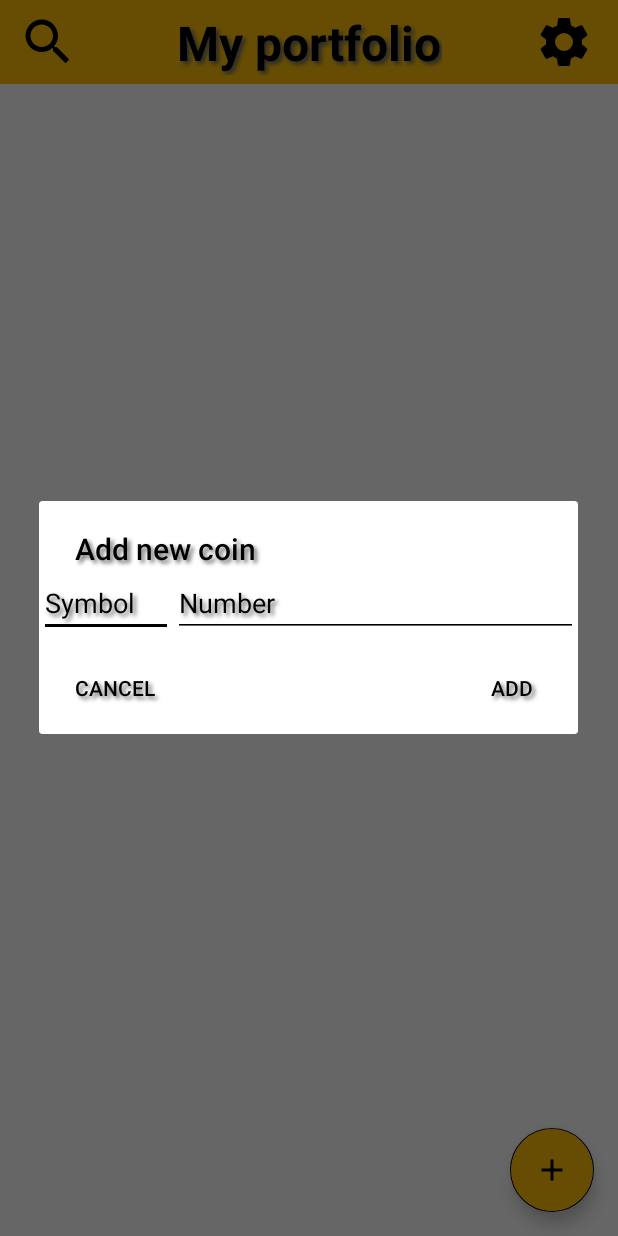
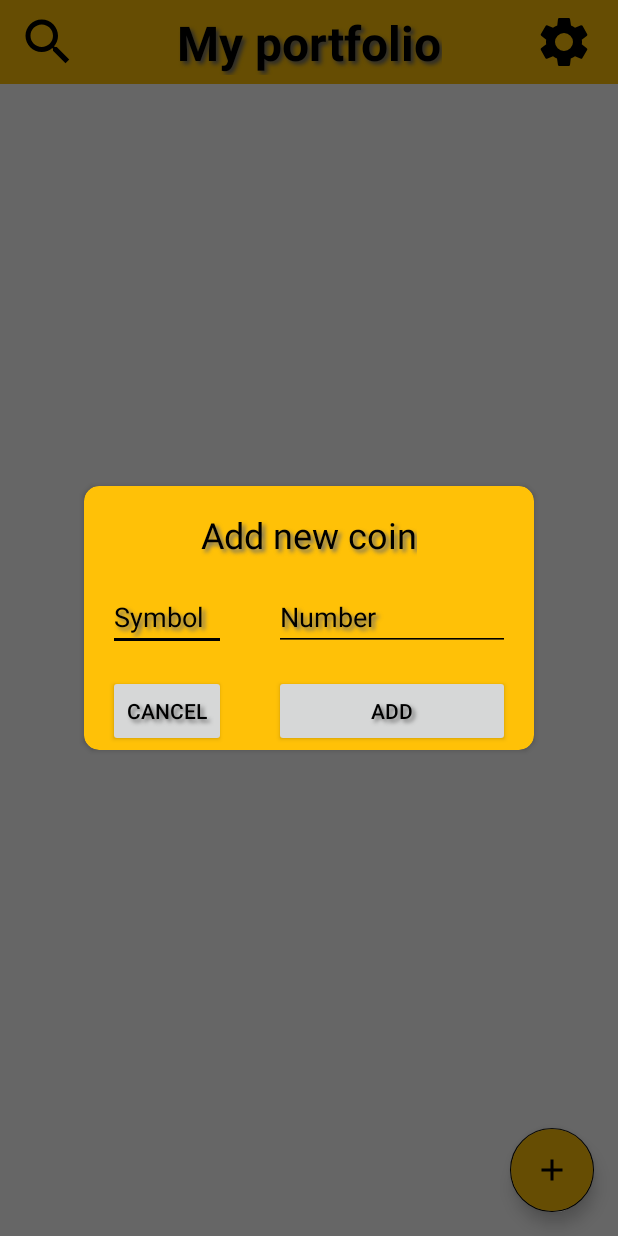
Before and after one commit to VladislavBY/CryptoPortfolio, an Android app: the screen it shows after launch (MainActivity), after a tap on an icon or button, on a phone screen of 412 x 824 dp. Run offline under Robolectric (Android 15) with nearby library versions, the phone set to English and light mode, and no system bars; our stand-ins replace Room's generated code, RxJava; network calls fail; pictures from the network do not load.

Commit message:
custom add coin dialog is ready

```diff
--- a/app/src/main/java/by/popkov/cryptoportfolio/add_new_coin_dialog_fragment/AddNewCoinDialogFragment.java
+++ b/app/src/main/java/by/popkov/cryptoportfolio/add_new_coin_dialog_fragment/AddNewCoinDialogFragment.java
@@ -2,14 +2,14 @@ package by.popkov.cryptoportfolio.add_new_coin_dialog_fragment;
 
 import android.app.Dialog;
 import android.content.Context;
+import android.graphics.Color;
+import android.graphics.drawable.ColorDrawable;
 import android.os.Bundle;
-import android.view.LayoutInflater;
-import android.view.View;
+import android.view.Window;
 import android.widget.EditText;
 
 import androidx.annotation.NonNull;
 import androidx.annotation.Nullable;
-import androidx.appcompat.app.AlertDialog;
 import androidx.fragment.app.DialogFragment;
 import androidx.lifecycle.ViewModelProvider;
 
@@ -31,8 +31,8 @@ public class AddNewCoinDialogFragment extends DialogFragment {
 
     @Override
     public void onAttach(@NonNull Context context) {
+        super.onAttach(context);
         this.context = context;
-        super.onAttach(context);
     }
 
     @NonNull
@@ -52,21 +52,30 @@ public class AddNewCoinDialogFragment extends DialogFragment {
 
     @NotNull
     private Dialog makeDialog() {
-        View view = LayoutInflater.from(context).inflate(R.layout.dialog_fragment_add_coin, null, false);
-        EditText coinSymbol = view.findViewById(R.id.coinSymbol);
-        EditText coinNumber = view.findViewById(R.id.coinNumber);
-        return new AlertDialog.Builder(context)
-                .setView(view)
-                .setTitle(R.string.add_dialog_title)
-                .setPositiveButton(R.string.add_button, (dialog, which) ->
-                        onPositiveButtonClick(coinSymbol.getText().toString(),
-                                coinNumber.getText().toString()))
-                .setNeutralButton(R.string.cancel_button, (dialog, which) -> {
-                })
-                .create();
+        Dialog customDialog = new Dialog(context);
+        customDialog.setContentView(R.layout.dialog_fragment_custom_add_coin);
+        EditText coinSymbolEditText = customDialog.findViewById(R.id.coinSymbolEditText);
+        EditText coinNumberEditText = customDialog.findViewById(R.id.coinNumberEditText);
+        customDialog.findViewById(R.id.addBtn).setOnClickListener(v -> {
+            saveNewCoin(coinSymbolEditText.getText().toString(), coinNumberEditText.getText().toString());
+            customDialog.dismiss();
+        });
+        customDialog.findViewById(R.id.cancelBtn).setOnClickListener(v -> customDialog.dismiss());
+        Window window = customDialog.getWindow();
+        if (window != null) {
+            window.setBackgroundDrawable(new ColorDrawable(Color.TRANSPARENT));
+        }
+
+        return customDialog;
     }
 
-    private void onPositiveButtonClick(String symbol, String number) {
+    private void saveNewCoin(String symbol, String number) {
         addNewCoinDialogFragmentViewModel.saveCoin(symbol, number);
     }
+
+    @Override
+    public void onDetach() {
+        super.onDetach();
+        context = null;
+    }
 }
--- a/app/src/main/res/layout/dialog_fragment_custom_add_coin.xml
+++ b/app/src/main/res/layout/dialog_fragment_custom_add_coin.xml
@@ -1,16 +1,12 @@
 <?xml version="1.0" encoding="utf-8"?>
-<FrameLayout xmlns:android="http://schemas.android.com/apk/res/android"
+
+<androidx.cardview.widget.CardView xmlns:android="http://schemas.android.com/apk/res/android"
     xmlns:app="http://schemas.android.com/apk/res-auto"
-    android:layout_width="match_parent"
-    android:layout_height="match_parent">
-
-    <androidx.cardview.widget.CardView
-        android:layout_width="match_parent"
-        android:layout_height="wrap_content"
+    android:layout_width="300dp"
+    android:layout_height="176dp"
     android:layout_gravity="center"
     android:layout_margin="@dimen/defaultMargin"
-        android:backgroundTint="@color/yellow"
-        app:cardCornerRadius="10dp">
+    style="@style/CustomDialog">
 
     <androidx.constraintlayout.widget.ConstraintLayout
         android:layout_width="match_parent"
@@ -24,7 +20,8 @@
             android:text="@string/add_dialog_title"
             app:layout_constraintEnd_toEndOf="parent"
             app:layout_constraintStart_toStartOf="parent"
-                app:layout_constraintTop_toTopOf="parent" />
+            app:layout_constraintTop_toTopOf="parent"
+            style="@style/CustomDialog.HeadText"/>
 
         <EditText
             android:id="@+id/coinSymbolEditText"
@@ -51,28 +48,26 @@
             app:layout_constraintTop_toBottomOf="@id/addCoinTextView" />
 
         <Button
-                app:layout_constraintHorizontal_weight="1"
             android:id="@+id/cancelBtn"
             android:layout_width="0dp"
             android:layout_height="wrap_content"
             android:layout_margin="@dimen/defaultMargin"
             android:text="@string/cancel_button"
             app:layout_constraintEnd_toStartOf="@id/addBtn"
+            app:layout_constraintHorizontal_weight="1"
             app:layout_constraintStart_toStartOf="parent"
             app:layout_constraintTop_toBottomOf="@id/coinSymbolEditText" />
 
         <Button
-                app:layout_constraintHorizontal_weight="2"
             android:id="@+id/addBtn"
             android:layout_width="0dp"
             android:layout_height="wrap_content"
             android:layout_margin="@dimen/defaultMargin"
             android:text="@string/add_button"
             app:layout_constraintEnd_toEndOf="parent"
+            app:layout_constraintHorizontal_weight="2"
             app:layout_constraintStart_toEndOf="@id/cancelBtn"
             app:layout_constraintTop_toBottomOf="@id/coinSymbolEditText" />
 
     </androidx.constraintlayout.widget.ConstraintLayout>
 </androidx.cardview.widget.CardView>
-
-</FrameLayout>
--- a/app/src/main/res/values/colors.xml
+++ b/app/src/main/res/values/colors.xml
@@ -18,4 +18,6 @@
     <color name="layout_background">#FFFFFF</color>
     <color name="widget_portfolio_info_text_color">#FFFFFF</color>
     <color name="shadow_color">#6C6C6C</color>
+    <color name="add_coin_dialog_background">#FFC107</color>
+
 </resources>
--- a/app/src/main/res/values/styles.xml
+++ b/app/src/main/res/values/styles.xml
@@ -23,4 +23,13 @@
     <style name="EditTextStyle" parent="@style/Widget.AppCompat.EditText">
         <item name="android:backgroundTint">@color/edit_text_background_tint</item>
     </style>
+
+    <style name="CustomDialog" parent="AppTheme">
+        <item name="android:backgroundTint">@color/add_coin_dialog_background</item>
+        <item name="cardCornerRadius">10dp</item>
+    </style>
+
+    <style name="CustomDialog.HeadText">
+        <item name="android:textSize">24sp</item>
+    </style>
 </resources>
```
Lines whose indentation alone changed are shown as unchanged.
